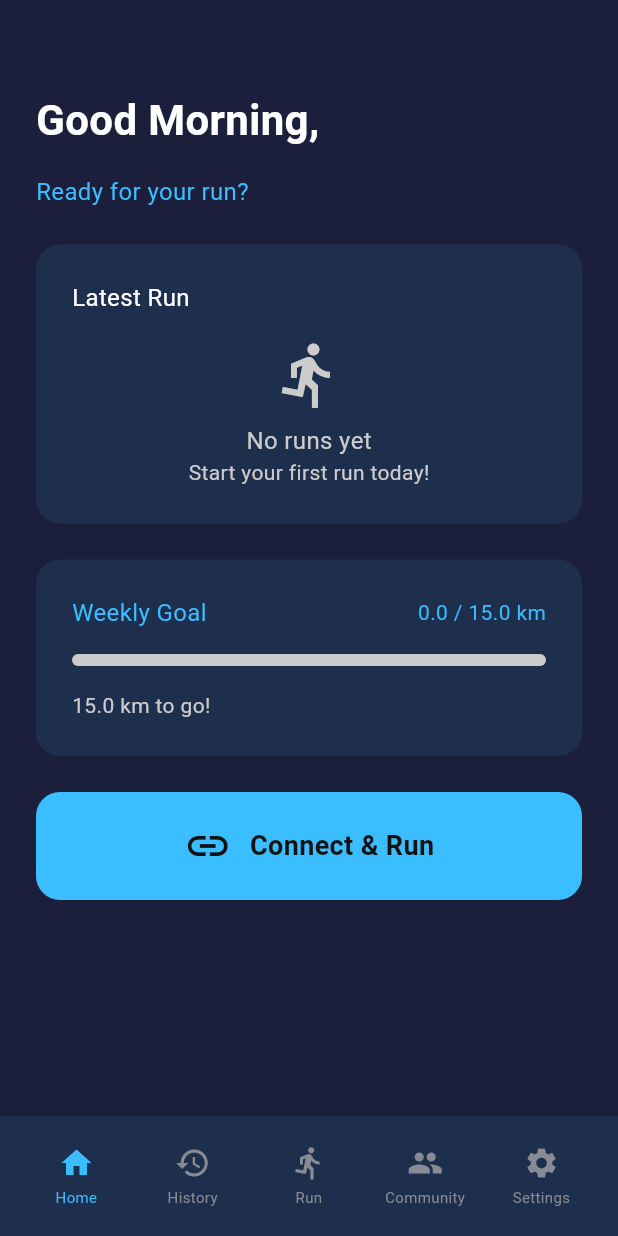
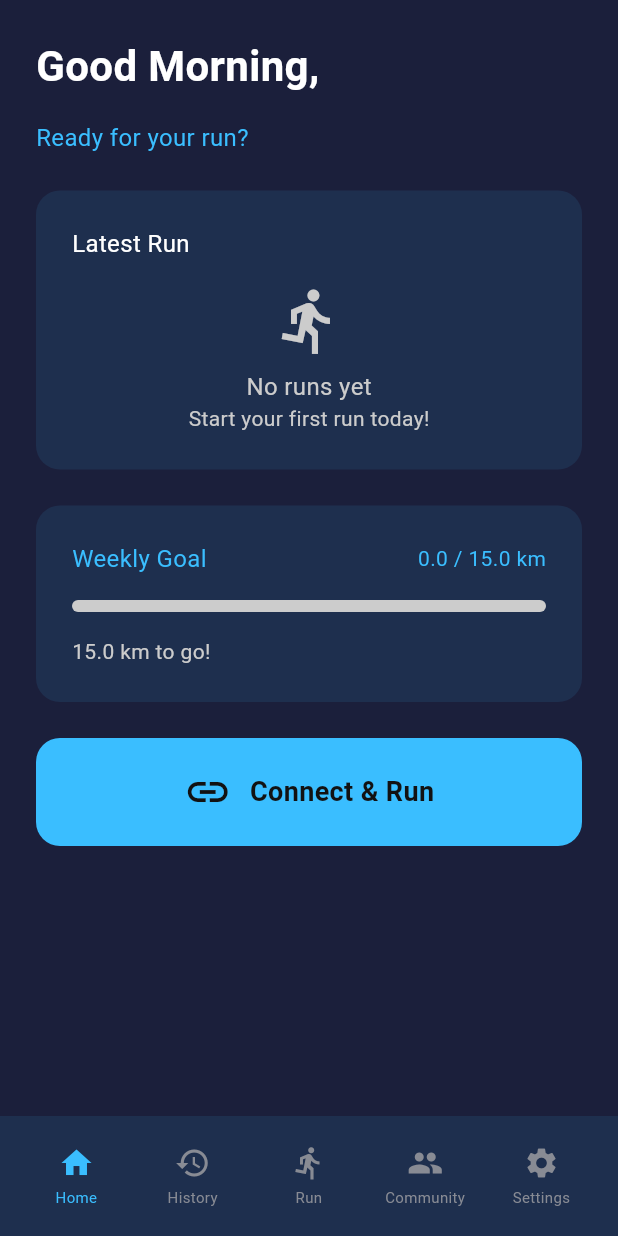
Before and after one commit to labmino/runsight-app, a Flutter app: the DashboardPage screen opened directly, on a phone screen of 412 x 824 dp. Run offline on Flutter 3.47's test engine with Material 3 defaults, Android fonts, the phone set to English and light mode, and no system bars; our stand-ins replace cached_network_image, fl_chart, flutter_map, flutter_svg, flutter_tts, get and 2 more; missing offline and left inert: pbp_django_auth; accounts and stored records are empty.

Commit message:
feat: enhance dashboard layout with SafeArea and padding adjustments

```diff
--- a/lib/presentation/homepage/dashboard.dart
+++ b/lib/presentation/homepage/dashboard.dart
@@ -123,6 +123,7 @@ class _DashboardPageState extends State<DashboardPage> {
         width: double.infinity,
         height: double.infinity,
         decoration: BoxDecoration(color: const Color(0xff1b1f3b)),
+        child: SafeArea(
           child: Column(
             children: [
               _buildHeader(),
@@ -152,6 +153,7 @@ class _DashboardPageState extends State<DashboardPage> {
             ],
           ),
         ),
+      ),
     );
   }
 
@@ -159,7 +161,7 @@ class _DashboardPageState extends State<DashboardPage> {
     return SizedBox(
       width: double.infinity,
       child: Padding(
-        padding: const EdgeInsets.only(left: 24, top: 60, right: 24, bottom: 0),
+        padding: const EdgeInsets.only(left: 24, top: 24, right: 24, bottom: 0),
         child: Consumer<AuthController>(
           builder: (context, authController, child) {
             final user = authController.currentUser;
```
Lines whose indentation alone changed are shown as unchanged.
